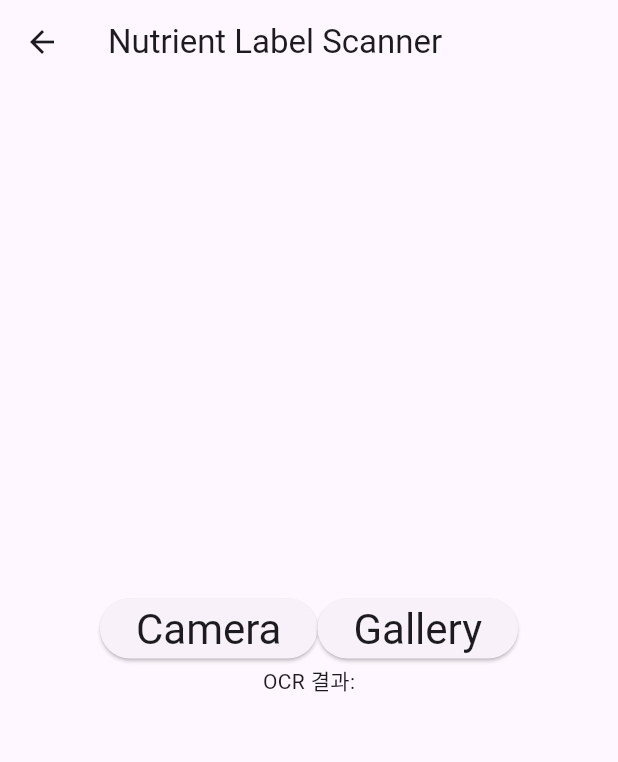
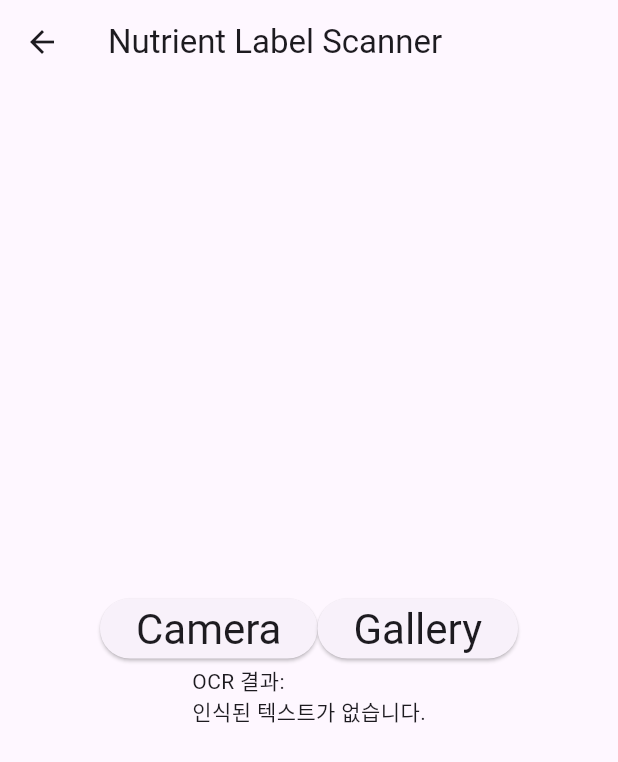
Before and after one commit to f-lab-edu/nutrient-scanner, a Flutter app: the screen it shows after launch, after a tap on "Scan Nutrient Label", on a phone screen of 412 x 824 dp. Shown: the top 762 px of the screen. Run offline on Flutter 3.47's test engine with Material 3 defaults, Android fonts, the phone set to English and light mode, and no system bars; our stand-ins replace flutter_riverpod, image_picker; missing offline and left inert: google_mlkit_text_recognition, openai_dart.

Commit message:
역할 분리 및 riverpod 추가

```diff
--- a/lib/main.dart
+++ b/lib/main.dart
@@ -1,8 +1,11 @@
 import 'package:flutter/material.dart';
+import 'package:flutter_riverpod/flutter_riverpod.dart';
 import 'package:nutrient_scanner/views/nutrient_label_scanner_page.dart';
 
 void main() {
-  runApp(const MyApp());
+  runApp(
+    const ProviderScope(child: MyApp()),
+  );
 }
 
 class MyApp extends StatelessWidget {
--- /dev/null
+++ b/lib/models/nutrient_recognized_text.dart
@@ -0,0 +1,9 @@
+class NutrientRecognizedText {
+  final String text;
+
+  NutrientRecognizedText(this.text);
+
+  factory NutrientRecognizedText.fromJson(Map<String, dynamic> json) {
+    return NutrientRecognizedText(json['text']);
+  }
+}
--- a/lib/views/nutrient_label_scanner_page.dart
+++ b/lib/views/nutrient_label_scanner_page.dart
@@ -1,7 +1,10 @@
 import 'package:flutter/material.dart';
 import 'package:google_mlkit_text_recognition/google_mlkit_text_recognition.dart';
 import 'package:image_picker/image_picker.dart';
+import 'package:nutrient_scanner/models/nutrient_recognized_text.dart';
 import 'package:nutrient_scanner/views/nutrient_intake_guide_page.dart';
+
+part 'nutrient_label_scanner_page.view.dart';
 
 class NutrientLabelScannerPage extends StatefulWidget {
   const NutrientLabelScannerPage({
@@ -16,7 +19,7 @@ class _NutrientLabelScannerState extends State<NutrientLabelScannerPage> {
   final ImagePicker picker = ImagePicker();
   final TextRecognizer textRecognizer =
       TextRecognizer(script: TextRecognitionScript.korean);
-  String recognizedText = '';
+  NutrientRecognizedText? recognizedText;
   bool isLoading = false;
 
   @override
@@ -25,51 +28,11 @@ class _NutrientLabelScannerState extends State<NutrientLabelScannerPage> {
       appBar: AppBar(
         title: const Text('Nutrient Label Scanner'),
       ),
-      body: isLoading
-          ? const Center(
-              child: CircularProgressIndicator(),
-            )
-          : Center(
-              child: Column(
-                mainAxisAlignment: MainAxisAlignment.center,
-                children: <Widget>[
-                  Row(
-                    mainAxisAlignment: MainAxisAlignment.center,
-                    children: <Widget>[
-                      ElevatedButton(
-                          onPressed: () => getImage(ImageSource.camera),
-                          child: Text('Camera',
-                              style:
-                                  Theme.of(context).textTheme.headlineMedium)),
-                      ElevatedButton(
-                          onPressed: () => getImage(ImageSource.gallery),
-                          child: Text('Gallery',
-                              style:
-                                  Theme.of(context).textTheme.headlineMedium)),
-                    ],
-                  ),
-                  recognizedText != ''
-                      ? ElevatedButton(
-                          onPressed: () {
-                            Navigator.push(
-                              context,
-                              MaterialPageRoute(
-                                builder: (context) => NutrientIntakeGuidePage(
-                                    recognizedText: recognizedText),
-                              ),
-                            );
-                          },
-                          child: Text('GPT한테 물어보러 가기',
-                              style:
-                                  Theme.of(context).textTheme.headlineMedium),
-                        )
-                      : const SizedBox(),
-                  Text(
-                    'OCR 결과:\n$recognizedText',
-                  ),
-                ],
-              ),
-            ),
+      body: _NutrientLabelScannerView(
+        recognizedText: recognizedText,
+        isLoading: isLoading,
+        getImage: getImage,
+      ),
     );
   }
 
@@ -92,12 +55,12 @@ class _NutrientLabelScannerState extends State<NutrientLabelScannerPage> {
       final RecognizedText recognisedText =
           await textRecognizer.processImage(inputImage);
 
-      recognizedText = "";
-
+      String text = "";
       for (TextBlock block in recognisedText.blocks) {
         for (TextLine line in block.lines) {
+          text += "${line.text}\n";
           setState(() {
-            recognizedText += "${line.text}\n";
+            recognizedText = NutrientRecognizedText(text);
           });
         }
       }
--- /dev/null
+++ b/lib/views/nutrient_label_scanner_page.view.dart
@@ -0,0 +1,58 @@
+part of 'nutrient_label_scanner_page.dart';
+
+class _NutrientLabelScannerView extends StatelessWidget {
+  final NutrientRecognizedText? recognizedText;
+  final bool isLoading;
+  final Function(ImageSource imageSource) getImage;
+  const _NutrientLabelScannerView({
+    required this.recognizedText,
+    required this.isLoading,
+    required this.getImage,
+  });
+
+  @override
+  Widget build(BuildContext context) {
+    return isLoading
+        ? const Center(
+            child: CircularProgressIndicator(),
+          )
+        : Center(
+            child: Column(
+              mainAxisAlignment: MainAxisAlignment.center,
+              children: <Widget>[
+                Row(
+                  mainAxisAlignment: MainAxisAlignment.center,
+                  children: <Widget>[
+                    ElevatedButton(
+                        onPressed: () => getImage(ImageSource.camera),
+                        child: Text('Camera',
+                            style: Theme.of(context).textTheme.headlineMedium)),
+                    ElevatedButton(
+                        onPressed: () => getImage(ImageSource.gallery),
+                        child: Text('Gallery',
+                            style: Theme.of(context).textTheme.headlineMedium)),
+                  ],
+                ),
+                recognizedText?.text != '' && recognizedText?.text != null
+                    ? ElevatedButton(
+                        onPressed: () {
+                          Navigator.push(
+                            context,
+                            MaterialPageRoute(
+                              builder: (context) => NutrientIntakeGuidePage(
+                                  recognizedText: recognizedText),
+                            ),
+                          );
+                        },
+                        child: Text('GPT한테 물어보러 가기',
+                            style: Theme.of(context).textTheme.headlineMedium),
+                      )
+                    : const SizedBox(),
+                Text(
+                  'OCR 결과:\n${recognizedText?.text ?? '인식된 텍스트가 없습니다.'}',
+                ),
+              ],
+            ),
+          );
+  }
+}
--- a/pubspec.yaml
+++ b/pubspec.yaml
@@ -39,6 +39,7 @@ dependencies:
   image_picker: ^1.1.2
   openai_dart: ^0.4.5
   envied: ^1.1.1
+  flutter_riverpod: ^2.6.1
 
 dev_dependencies:
   flutter_test:
```
Also changed, not shown: lib/views/nutrient_intake_guide_page.dart (+19 -61 lines), lib/views/nutrient_intake_guide_page.view.dart (added, +75 -0 lines), pubspec.lock.
